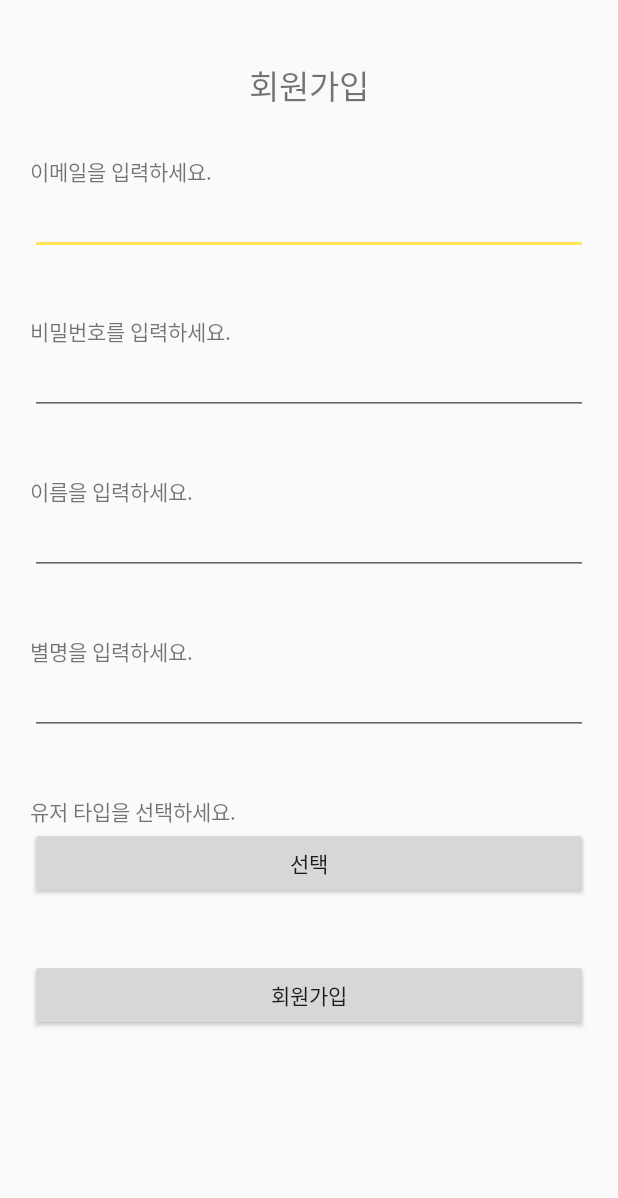
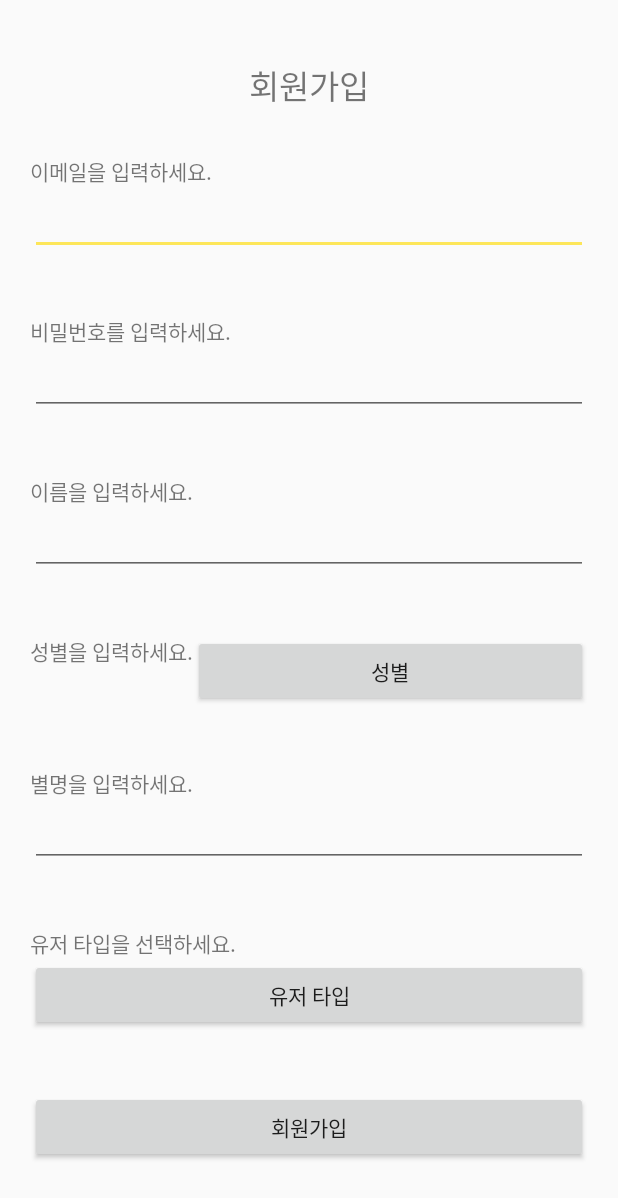
Before and after one commit to skkuse/2019spring_42class_team4, an Android app: the signin screen opened directly, with no data from a screen before it, on a phone screen of 412 x 824 dp. Shown: the top 1198 px of the screen. Run offline under Robolectric (Android 15) with nearby library versions, the phone set to English and light mode, and no system bars; our stand-ins replace Firebase (no records; nobody signed in at launch, a user with empty details on screens opened directly).

Commit message:
선택 창 구현

```diff
--- a/docking/app/src/main/java/com/example/docking_milkyway/signin.java
+++ b/docking/app/src/main/java/com/example/docking_milkyway/signin.java
@@ -1,11 +1,15 @@
 package com.example.docking_milkyway;
 
+import android.app.AlertDialog;
+import android.content.Context;
+import android.content.DialogInterface;
 import android.content.Intent;
 import android.os.Bundle;
 import android.support.annotation.NonNull;
 import android.support.v7.app.AppCompatActivity;
 import android.util.Log;
 import android.view.View;
+import android.widget.ArrayAdapter;
 import android.widget.Button;
 import android.widget.EditText;
 import android.widget.TextView;
@@ -22,13 +26,22 @@ import com.google.firebase.firestore.auth.User;
 
 public class signin extends AppCompatActivity {
 
+    Context context = this;
+
+    String sex;
+    String user_type;
+
     Button usertypeinsert;
     Button sign_in;
+    Button sexinsert;
+    Button ageinsert;
     private EditText emailinsert;
     private EditText pwinsert;
     private EditText nameinsert;
     private EditText nicknameinsert;
 
+    ArrayAdapter<String> sexadapter;
+    ArrayAdapter<String> usertypeadapter;
 
     protected void onCreate(Bundle savedInstanceState) {
         super.onCreate(savedInstanceState);
@@ -40,7 +53,49 @@ public class signin extends AppCompatActivity {
         pwinsert = findViewById(R.id.pwinsert);
         nameinsert = findViewById(R.id.nameinsert);
         nicknameinsert = findViewById(R.id.nicknameinsert);
+        sexinsert = findViewById(R.id.sexinsert);
 
+        //김은하; 성별 선택창 작성
+        sexadapter = new ArrayAdapter<>(this, android.R.layout.select_dialog_singlechoice);
+        sexadapter.addAll("남성", "여성");
+        sexadapter.notifyDataSetChanged();
+
+        sexinsert.setOnClickListener(new View.OnClickListener() {
+            @Override
+            public void onClick(View v) {
+                AlertDialog.Builder alert = new AlertDialog.Builder(context);
+                alert.setTitle("성별 선택"); //타이틀
+
+                alert.setAdapter(sexadapter, new DialogInterface.OnClickListener() {
+                    @Override
+                    public void onClick(DialogInterface dialog, int which) {
+                        sex = sexadapter.getItem(which);
+                    }
+                });
+                alert.show();
+            }
+        });
+
+        //김은하; 유저타입 선택창 작성
+        usertypeadapter = new ArrayAdapter<>(this, android.R.layout.select_dialog_singlechoice);
+        usertypeadapter.addAll("반려인", "비반려인", "전문가");
+        usertypeadapter.notifyDataSetChanged();
+
+        usertypeinsert.setOnClickListener(new View.OnClickListener() {
+            @Override
+            public void onClick(View v) {
+                AlertDialog.Builder alert = new AlertDialog.Builder(context);
+                alert.setTitle("유저 타입 선택");
+
+                alert.setAdapter(usertypeadapter, new DialogInterface.OnClickListener() {
+                    @Override
+                    public void onClick(DialogInterface dialog, int which) {
+                        user_type = usertypeadapter.getItem(which);
+                    }
+                });
+                alert.show();
+            }
+        });
 
         final FirebaseFirestore userDB = FirebaseFirestore.getInstance();
 
@@ -53,8 +108,6 @@ public class signin extends AppCompatActivity {
                 String name = nameinsert.getText().toString();
                 String nickname = nicknameinsert.getText().toString();
                 int age = 10;
-                String user_type = "전문가";
-                String sex = "남성";
 
                // User temp_user = new UserDB(email,name,pw,nickname,age,sex,user_type);
                 UserDB temp_user = new UserDB(email,name,pw,nickname,age,sex,user_type);
--- a/docking/app/src/main/java/com/example/docking_milkyway/uploading.java
+++ b/docking/app/src/main/java/com/example/docking_milkyway/uploading.java
@@ -142,7 +142,7 @@ public class uploading extends AppCompatActivity {
         BitmapFactory.Options options = new BitmapFactory.Options();
         Bitmap originalBm = BitmapFactory.decodeFile(tempFile.getAbsolutePath(), options);
         Log.d("은하", "setImage : " + tempFile.getAbsolutePath());
-
+        imageView.setVisibility(View.VISIBLE);
         imageView.setImageBitmap(originalBm);
     }
 
--- a/docking/app/src/main/res/layout/signin.xml
+++ b/docking/app/src/main/res/layout/signin.xml
@@ -46,7 +46,8 @@
                 <EditText
                     android:id="@+id/emailinsert"
                     android:layout_width="match_parent"
-                    android:layout_height="wrap_content" />
+                    android:layout_height="wrap_content"
+                    android:inputType="textEmailAddress"/>
             </LinearLayout>
 
             <LinearLayout
@@ -64,7 +65,8 @@
                 <EditText
                     android:id="@+id/pwinsert"
                     android:layout_width="match_parent"
-                    android:layout_height="wrap_content" />
+                    android:layout_height="wrap_content"
+                    android:inputType="textPassword"/>
 
             </LinearLayout>
 
@@ -81,6 +83,43 @@
 
                 <EditText
                     android:id="@+id/nameinsert"
+                    android:layout_width="match_parent"
+                    android:layout_height="wrap_content" />
+            </LinearLayout>
+
+            <LinearLayout
+                android:visibility="gone"
+                android:layout_width="match_parent"
+                android:layout_height="wrap_content"
+                android:orientation="horizontal"
+                android:padding="20dp">
+
+                <TextView
+                    android:layout_width="wrap_content"
+                    android:layout_height="match_parent"
+                    android:text="나이를 입력하세요." />
+
+                <Button
+                    android:text="나이"
+                    android:id="@+id/ageinsert"
+                    android:layout_width="match_parent"
+                    android:layout_height="wrap_content" />
+            </LinearLayout>
+
+            <LinearLayout
+                android:layout_width="match_parent"
+                android:layout_height="wrap_content"
+                android:orientation="horizontal"
+                android:padding="20dp">
+
+                <TextView
+                    android:layout_width="wrap_content"
+                    android:layout_height="match_parent"
+                    android:text="성별을 입력하세요." />
+
+                <Button
+                    android:text="성별"
+                    android:id="@+id/sexinsert"
                     android:layout_width="match_parent"
                     android:layout_height="wrap_content" />
             </LinearLayout>
@@ -117,7 +156,7 @@
                     android:id="@+id/userTypeinsert"
                     android:layout_width="match_parent"
                     android:layout_height="wrap_content"
-                    android:text="선택" />
+                    android:text="유저 타입" />
             </LinearLayout>
 
             <LinearLayout
```
Also changed, not shown: docking/app/src/main/java/com/example/docking_milkyway/ContentDB.java (+2 -14 lines), docking/app/src/main/res/layout/login.xml (+5 -2 lines), docking/app/src/main/res/layout/uploading.xml (+15 -34 lines).
